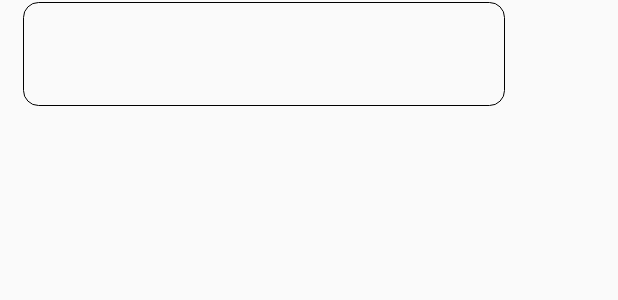
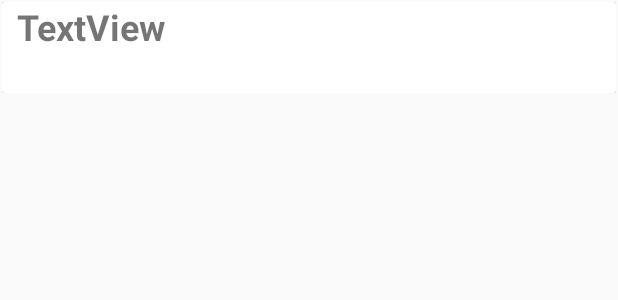
Before and after one commit to kitsune0100/NotesApp, an Android app: the layout recyclerview_row.xml on its own in the app's theme, with its tools: preview values and no code run, on a phone screen of 412 x 824 dp. Shown: the top 300 px of the screen. Run offline under Robolectric (Android 15) with nearby library versions, the phone set to English and light mode, and no system bars.

Commit message:
9th committ, completely fixed UI v2

```diff
--- a/app/build.gradle
+++ b/app/build.gradle
@@ -27,5 +27,6 @@ dependencies {
     androidTestImplementation 'androidx.test.ext:junit:1.1.0'
     androidTestImplementation 'androidx.test.espresso:espresso-core:3.1.1'
     implementation 'androidx.recyclerview:recyclerview:1.1.0'
+    implementation 'androidx.cardview:cardview:1.0.0'
 
 }
--- a/app/src/main/res/drawable/recycler_rowbackground.xml
+++ b/app/src/main/res/drawable/recycler_rowbackground.xml
@@ -1,8 +1,7 @@
 <?xml version="1.0" encoding="utf-8"?>
 <shape xmlns:android="http://schemas.android.com/apk/res/android">
-    <stroke android:width="5sp"/>
+    <stroke android:color="@color/colorAccent" android:width="2.5dp"/>
 <corners android:bottomRightRadius="10sp"
          android:topRightRadius="10sp"
-
     />
 </shape>
--- a/app/src/main/res/layout/activity_newnote.xml
+++ b/app/src/main/res/layout/activity_newnote.xml
@@ -17,6 +17,8 @@
         android:scrollbars="vertical"
         android:scrollHorizontally="false"
         android:singleLine="false"
+        android:paddingLeft="8dp"
+        android:paddingTop="5dp"
         android:textAlignment="textStart"
         android:textColor="@color/gray"
         android:verticalScrollbarPosition="right"
@@ -37,6 +39,8 @@
         android:maxLength="2000"
         android:scrollHorizontally="false"
         android:singleLine="false"
+        android:paddingLeft="8dp"
+        android:paddingTop="5dp"
         android:textColor="@color/gray"
         app:layout_constraintBottom_toBottomOf="parent"
         app:layout_constraintEnd_toEndOf="parent"
--- a/app/src/main/res/layout/recyclerview_row.xml
+++ b/app/src/main/res/layout/recyclerview_row.xml
@@ -1,27 +1,26 @@
 <?xml version="1.0" encoding="utf-8"?>
 <RelativeLayout xmlns:android="http://schemas.android.com/apk/res/android"
+    xmlns:cardview="http://schemas.android.com/apk/res-auto"
     android:layout_width="match_parent"
     android:layout_height="wrap_content"
     android:padding="1sp"
     android:alpha="45" >
 
+    <androidx.cardview.widget.CardView
+        android:layout_width="match_parent"
+        android:layout_height="wrap_content"
+        cardview:cardElevation="20dp"
+        cardview:contentPaddingBottom="5dp"
+        >
 
-    <EditText
-        android:id="@+id/filename"
-        android:layout_width="327dp"
-        android:layout_height="69dp"
-        android:layout_alignParentStart="true"
-        android:layout_alignParentEnd="true"
-        android:layout_marginStart="14dp"
-        android:layout_marginEnd="74dp"
-        android:alpha="90"
-        android:background="@drawable/titlebox"
-        android:focusable="auto"
-        android:focusableInTouchMode="false"
-        android:fontFamily="sans-serif"
-        android:gravity="start"
-        android:padding="3sp"
-        android:textColor="@color/textgray"
-        android:textSize="20sp"
-        android:textStyle="bold"></EditText>
+        <TextView
+            android:elevation="25dp"
+            android:id="@+id/filename"
+            android:layout_width="275dp"
+            android:layout_height="55dp"
+            android:text="TextView"
+            android:paddingLeft="10dp"
+            android:textSize="24sp"
+            android:textStyle="bold" />
+    </androidx.cardview.widget.CardView>
 </RelativeLayout>
```
Also changed, not shown: app/src/main/java/com/test/notes/ListAdapter.java (+0 -1 lines).
